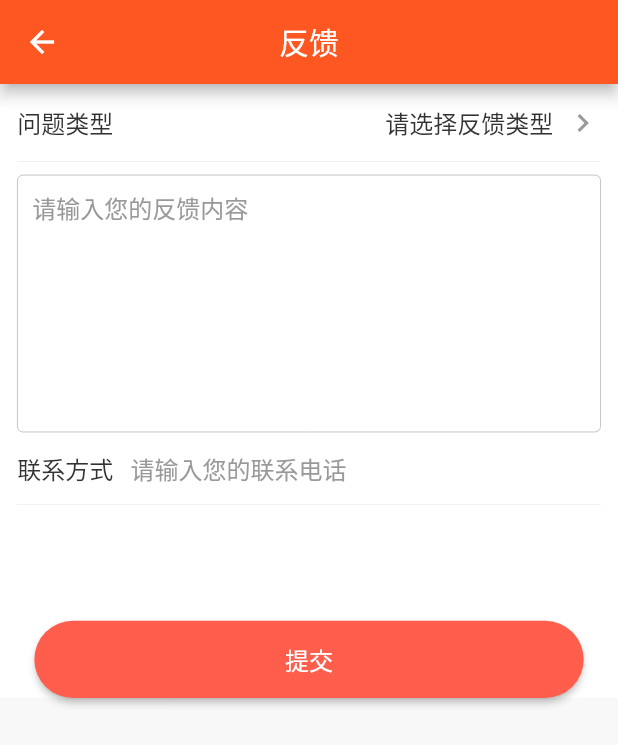
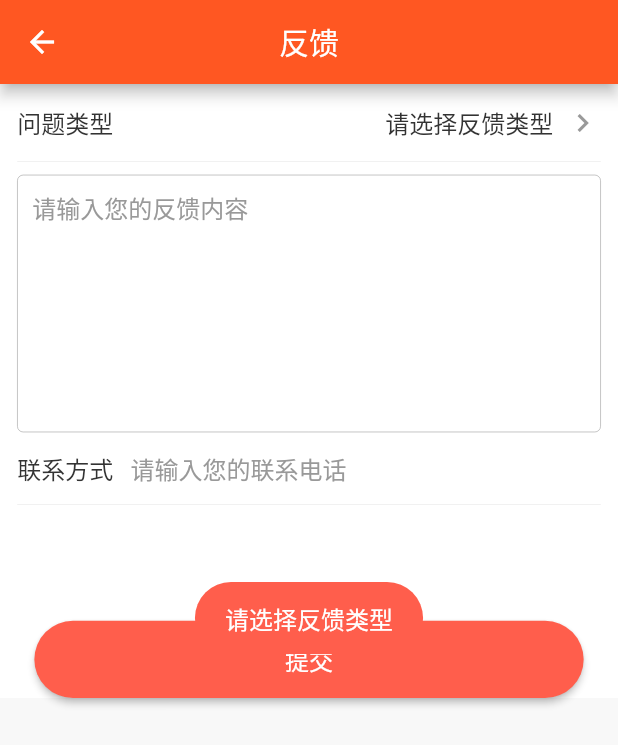
Before and after one commit to MA-douzhang/GeTeamBuy, a Flutter app: the FeedBackPage screen opened by its route, after a tap on "提交", on a phone screen of 412 x 824 dp. Shown: the top 745 px of the screen. Run offline on Flutter 3.47's test engine with Material 2 defaults, Android fonts, the phone set to English and light mode, and no system bars; our stand-ins replace cached_network_image, device_preview, dio, event_bus, fluro, flutter_html and 6 more; missing offline and left inert: city_pickers, common_utils, flutter_swiper_null_safety_flutter3, shared_preferences_web; accounts and stored records are empty; network calls fail.

Commit message:
fix 12/10 完成流程

```diff
--- a/lib/constant/app_urls.dart
+++ b/lib/constant/app_urls.dart
@@ -1,6 +1,6 @@
 
 class AppUrls{
- static const String BASE_URL='http://n2t6f3.natappfree.cc/api'; //线上服务
+ static const String BASE_URL='http://yv2j9b.natappfree.cc/api'; //线上服务
   // static const String BASE_URL = 'http://192.168.1.134:9090/api';//测试服务
   static const String HOME_URL=BASE_URL+'/home/index';//首页数据
   static const String BANNER_URL = BASE_URL + '/home/banner'; //获取首页banner图
--- a/lib/utils/toast_util.dart
+++ b/lib/utils/toast_util.dart
@@ -1,3 +1,5 @@
+import 'package:fluttertoast/fluttertoast.dart';
+
 import '../../../constant/app_colors.dart';
 import '../../../constant/app_dimens.dart';
 import 'package:flutter/material.dart';
@@ -8,14 +10,13 @@ class ToastUtil {
     if (message == null || message.isEmpty) {
       return;
     }
-    debugPrint(message);
-    //   Fluttertoast.showToast(
-    //       msg: message,
-    //       toastLength: Toast.LENGTH_SHORT,
-    //       gravity: ToastGravity.CENTER,
-    //       backgroundColor: AppColors.COLOR_FF5722,
-    //       textColor: Colors.white,
-    //       fontSize: ScreenUtil().setSp(AppDimens.DIMENS_42));
-    // }
+    // debugPrint(message);
+      Fluttertoast.showToast(
+          msg: message,
+          toastLength: Toast.LENGTH_SHORT,
+          gravity: ToastGravity.CENTER,
+          backgroundColor: AppColors.COLOR_FF5722,
+          textColor: Colors.white,
+          fontSize: ScreenUtil().setSp(AppDimens.DIMENS_42));
   }
 }
--- a/pubspec.yaml
+++ b/pubspec.yaml
@@ -35,7 +35,7 @@ dependencies:
   # The following adds the Cupertino Icons font to your application.
   # Use with the CupertinoIcons class for iOS style icons.
 
-#  fluttertoast: ^8.2.4
+  fluttertoast: ^8.2.4
   cupertino_icons: ^1.0.2
   fluro: ^2.0.5
   provider: ^6.1.1
```
Also changed, not shown: images/guide_1.png, images/guide_2.png, images/guide_3.png, pubspec.lock, 6 other files.
